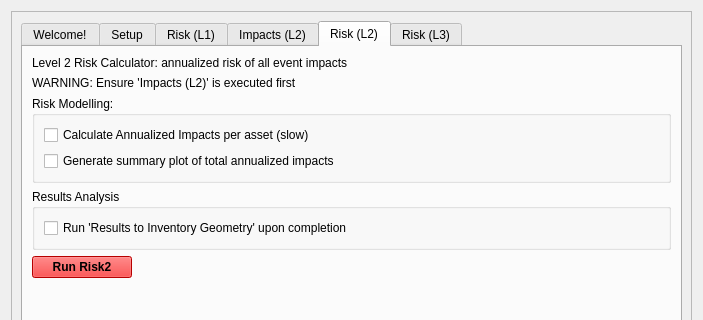
NRCan/CanFlood, file canflood_inprep/ProjectModelling/ProjectModellingDialog_Base.ui: the form before one commit; both pictures show x 0 to 703 and y 0 to 320 of the 703 by 900 pixel window.
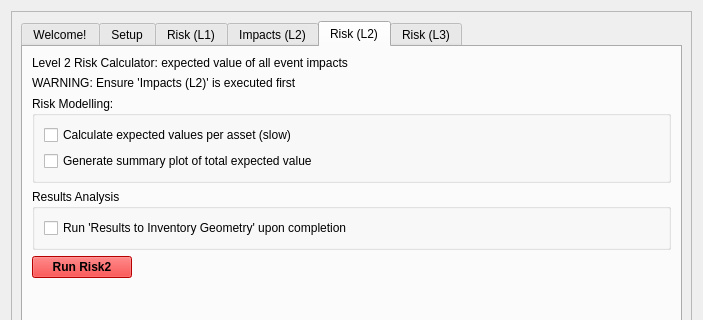
The form after the commit. The open tabs and pages were chosen to show the change.

The edit to the form file:
```diff
--- a/canflood_inprep/ProjectModelling/ProjectModellingDialog_Base.ui
+++ b/canflood_inprep/ProjectModelling/ProjectModellingDialog_Base.ui
@@ -1237,7 +1237,7 @@
            <item>
             <widget class="QLabel" name="label_3">
              <property name="text">
-              <string>Level 2 Risk Calculator: annualized risk of all event impacts</string>
+              <string>Level 2 Risk Calculator: expected value of all event impacts</string>
              </property>
             </widget>
            </item>
@@ -1257,14 +1257,14 @@
               <item>
                <widget class="QCheckBox" name="checkBox_r2rpa">
                 <property name="text">
-                 <string>Calculate Annualized Impacts per asset (slow)</string>
+                 <string>Calculate expected values per asset (slow)</string>
                 </property>
                </widget>
               </item>
               <item>
                <widget class="QCheckBox" name="checkBox_r2plot">
                 <property name="text">
-                 <string>Generate summary plot of total annualized impacts</string>
+                 <string>Generate summary plot of total expected value</string>
                 </property>
                </widget>
               </item>
```
Left out of the diff: 2 changed lines with no effect on the pictures.
